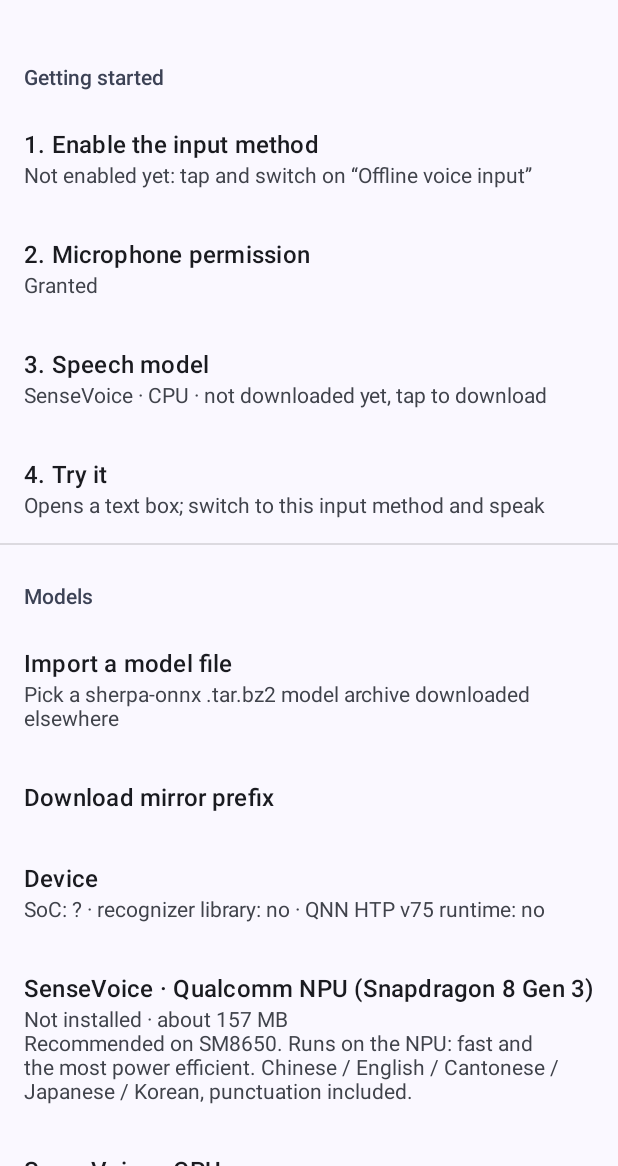
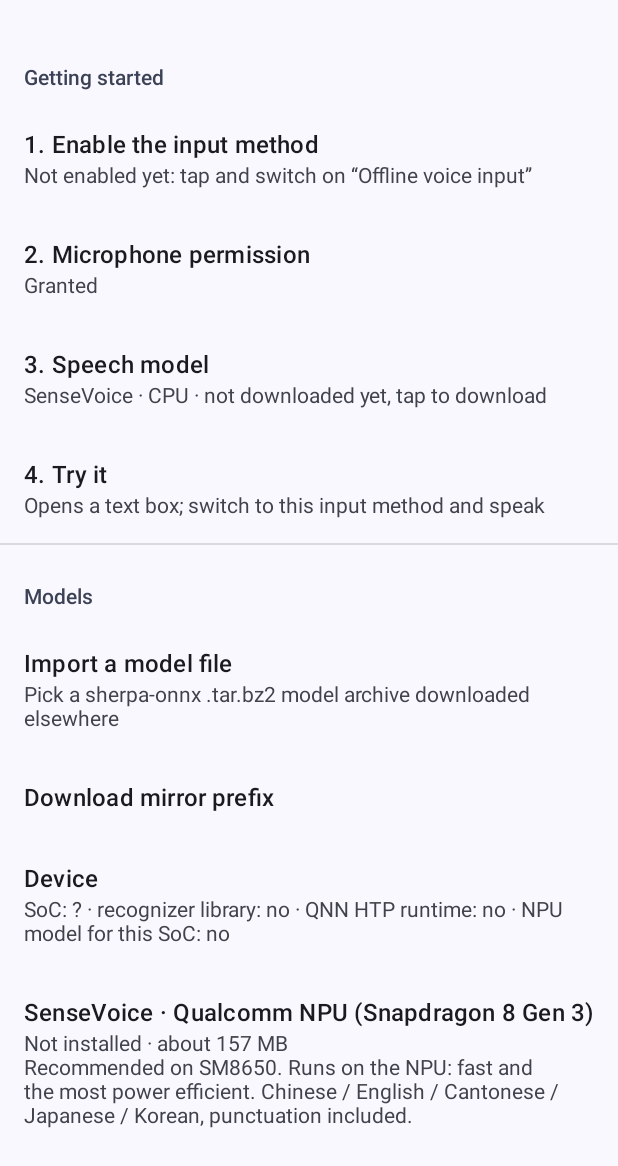
Before and after one commit to capsopasme/audio_input, an Android app: the screen it shows after launch (SettingsActivity), on a phone screen of 412 x 824 dp, the part 70-1236 px from its top. Run offline under Robolectric (Android 15) with nearby library versions, the phone set to English and light mode, and no system bars; our stand-ins replace androidx.preference; 4 statements that could not run were skipped.

Commit message:
Run the NPU model on the Snapdragon 8 Gen 2 (SM8550) as well
The bundled NPU model was compiled for the SM8650 (HTP v75) only; on an SM8550 the
recognizer refused it and fell back to the CPU model. Adds the SM8550 build of the same
SenseVoice context binary (QNN 2.40, soc_type=SM8550) and bundles the HTP v73 runtime
next to v75. Each NPU model now names its SoC and Hexagon version: the settings only list
the one for this phone, the default model follows the SoC, a stored model for another SoC
falls back to the recommended one, and importing another SoC's NPU archive is refused.

Co-Authored-By: Claude Opus 5.5 <noreply@anthropic.com>
Claude-Session: https://claude.ai/code/session_01PeAjFRwMmrwFpdzbTvWfC1

```diff
--- a/app/build.gradle.kts
+++ b/app/build.gradle.kts
@@ -66,7 +66,7 @@ android {
     packaging {
         jniLibs {
             // Extract native libraries to nativeLibraryDir on install. Required for the NPU:
-            // ADSP_LIBRARY_PATH must point at a real directory holding libQnnHtpV75Skel.so,
+            // ADSP_LIBRARY_PATH must point at a real directory holding libQnnHtpV<arch>Skel.so,
             // which the DSP loads by path (error 1008 otherwise).
             useLegacyPackaging = true
             // QNN libraries are shipped as Qualcomm built them; the Skel library is a Hexagon
--- a/app/src/main/java/io/github/capsopasme/audioinput/asr/SpeechModel.kt
+++ b/app/src/main/java/io/github/capsopasme/audioinput/asr/SpeechModel.kt
@@ -21,8 +21,8 @@ enum class SpeechModel(
     val requiredFiles: List<String>,
     /** Rough download size, for the UI and the free space check */
     val downloadSizeMb: Int,
-    /** Runs on the Qualcomm HTP (NPU) through QNN */
-    val isQnn: Boolean,
+    /** Runs on the Qualcomm HTP (NPU) through QNN, compiled for this SoC; null for CPU models */
+    val qnn: QnnTarget?,
     /**
      * The longest audio segment the model takes.
      * QNN models have a fixed input length (anything longer is silently truncated).
@@ -56,7 +56,25 @@ enum class SpeechModel(
         "sherpa-onnx-qnn-SM8650-binary-20-seconds-sense-voice-zh-en-ja-ko-yue-2024-07-17-int8",
         listOf("model.bin", "tokens.txt"),
         downloadSizeMb = 157,
-        isQnn = true,
+        qnn = QnnTarget("SM8650", 75),
+        maxSegmentSeconds = 19f,
+        fastEnoughForPartial = true,
+        testWav = "test_wavs/zh.wav",
+        hasLanguageOptions = true,
+    ),
+
+    /**
+     * The same model on the Snapdragon 8 Gen 2 (SM8550, Hexagon v73) NPU.
+     * Precompiled QNN context binary (QNN SDK 2.40, soc_type=SM8550), fixed 20 s input.
+     */
+    SenseVoiceQnnSM8550(
+        R.string.model_sense_voice_qnn_sm8550,
+        R.string.model_sense_voice_qnn_sm8550_desc,
+        "asr-models-qnn-binary/sherpa-onnx-qnn-SM8550-binary-20-seconds-sense-voice-zh-en-ja-ko-yue-2024-07-17-int8.tar.bz2",
+        "sherpa-onnx-qnn-SM8550-binary-20-seconds-sense-voice-zh-en-ja-ko-yue-2024-07-17-int8",
+        listOf("model.bin", "tokens.txt"),
+        downloadSizeMb = 157,
+        qnn = QnnTarget("SM8550", 73),
         maxSegmentSeconds = 19f,
         fastEnoughForPartial = true,
         testWav = "test_wavs/zh.wav",
@@ -71,7 +89,7 @@ enum class SpeechModel(
         "sherpa-onnx-sense-voice-zh-en-ja-ko-yue-int8-2024-07-17",
         listOf("model.int8.onnx", "tokens.txt"),
         downloadSizeMb = 156,
-        isQnn = false,
+        qnn = null,
         maxSegmentSeconds = 25f,
         fastEnoughForPartial = true,
         testWav = "test_wavs/zh.wav",
@@ -93,7 +111,7 @@ enum class SpeechModel(
             "tokenizer/tokenizer_config.json"
         ),
         downloadSizeMb = 838,
-        isQnn = false,
+        qnn = null,
         maxSegmentSeconds = 25f,
         fastEnoughForPartial = false,
         testWav = "test_wavs/codeswitch.wav",
@@ -102,6 +120,17 @@ enum class SpeechModel(
         loadTimeoutSeconds = 90,
         finishTimeoutSeconds = 90,
     );
+
+    val isQnn: Boolean
+        get() = qnn != null
+
+    /**
+     * Whether this phone can run the model: CPU models run anywhere, an NPU model only on the SoC
+     * it was compiled for (a context binary for another Hexagon version fails to load).
+     * Unknown SoC (Android 11 and older): offered, loading reports the problem.
+     */
+    val runsOnThisDevice: Boolean
+        get() = qnn == null || socModel.isEmpty() || qnn.matches(socModel)
 
     val defaultUrl: String
         get() = "https://github.com/k2-fsa/sherpa-onnx/releases/download/$releasePath"
@@ -126,13 +155,31 @@ enum class SpeechModel(
                 Build.SOC_MODEL.takeUnless { it == Build.UNKNOWN } ?: ""
             } else ""
 
-        /** Snapdragon 8 Gen 3, the only SoC the bundled NPU model was compiled for */
-        val isSm8650: Boolean
-            get() = socModel.uppercase().startsWith("SM8650")
+        /** the NPU model compiled for this phone's SoC, if there is one */
+        val npuForThisDevice: SpeechModel?
+            get() = socModel.takeIf { it.isNotEmpty() }?.let { soc ->
+                entries.firstOrNull { it.qnn?.matches(soc) == true }
+            }
+
+        /** the models offered on this phone, in display order */
+        val forThisDevice: List<SpeechModel>
+            get() = entries.filter { it.runsOnThisDevice }
 
         val recommended: SpeechModel
-            get() = if (isSm8650) SenseVoiceQnnSM8650 else SenseVoiceCpu
+            get() = npuForThisDevice ?: SenseVoiceCpu
     }
+}
+
+/**
+ * The SoC a QNN context binary was compiled for.
+ * @param socPrefix [Build.SOC_MODEL] prefix, e.g. "SM8550" (variants report "SM8550-AB" etc.)
+ * @param htpArch Hexagon version of its NPU: the libQnnHtpV<arch>Stub/Skel libraries it needs
+ */
+data class QnnTarget(val socPrefix: String, val htpArch: Int) {
+    fun matches(soc: String) = soc.uppercase().startsWith(socPrefix)
+
+    val stubLib get() = "libQnnHtpV${htpArch}Stub.so"
+    val skelLib get() = "libQnnHtpV${htpArch}Skel.so"
 }
 
 enum class SpeechLanguage(val titleRes: Int, val senseVoiceCode: String) {
--- a/app/src/main/java/io/github/capsopasme/audioinput/model/ModelManager.kt
+++ b/app/src/main/java/io/github/capsopasme/audioinput/model/ModelManager.kt
@@ -8,6 +8,7 @@ import android.content.Context
 import android.net.Uri
 import android.os.StatFs
 import android.util.Log
+import io.github.capsopasme.audioinput.R
 import io.github.capsopasme.audioinput.asr.ModelPaths
 import io.github.capsopasme.audioinput.asr.SpeechModel
 import io.github.capsopasme.audioinput.model.archive.TarExtractor
@@ -268,6 +269,11 @@ object ModelManager {
                 }
                 val model = tmp.listFiles()?.firstNotNullOfOrNull { SpeechModel.fromDirName(it.name) }
                     ?: throw IOException("Unknown model archive")
+                if (!model.runsOnThisDevice) {
+                    throw IOException(
+                        appCtx.getString(R.string.error_import_wrong_soc, model.qnn?.socPrefix, SpeechModel.socModel)
+                    )
+                }
                 cancel(model)
                 jobs[model]?.join()
                 installFromTmp(appCtx, tmp, model)
--- a/app/src/main/java/io/github/capsopasme/audioinput/settings/Prefs.kt
+++ b/app/src/main/java/io/github/capsopasme/audioinput/settings/Prefs.kt
@@ -20,7 +20,10 @@ import io.github.capsopasme.audioinput.asr.SpeechModel
 class Prefs private constructor(val sp: SharedPreferences) {
 
     var model: SpeechModel
-        get() = SpeechModel.fromName(sp.getString(KEY_MODEL, null)) ?: SpeechModel.recommended
+        // a stored NPU model for another SoC (e.g. settings carried over to a new phone) would
+        // never load here: use what this phone runs best instead
+        get() = SpeechModel.fromName(sp.getString(KEY_MODEL, null))?.takeIf { it.runsOnThisDevice }
+            ?: SpeechModel.recommended
         set(value) = sp.edit().putString(KEY_MODEL, value.name).apply()
 
     val language: SpeechLanguage
--- a/app/src/main/java/io/github/capsopasme/audioinput/settings/SettingsFragment.kt
+++ b/app/src/main/java/io/github/capsopasme/audioinput/settings/SettingsFragment.kt
@@ -100,7 +100,8 @@ class SettingsFragment : PreferenceFragmentCompat() {
         val ctx = requireContext()
 
         val models = findPreference<PreferenceCategory>("cat_models")!!
-        SpeechModel.entries.forEachIndexed { i, model ->
+        // an NPU model compiled for another SoC can't load here: don't offer it
+        SpeechModel.forThisDevice.forEachIndexed { i, model ->
             val p = Preference(ctx).apply {
                 key = "model_entry_${model.name}"
                 title = getString(model.titleRes)
@@ -348,7 +349,7 @@ class SettingsFragment : PreferenceFragmentCompat() {
                 ModelManager.delete(ctx, model)
                 if (prefs.model == model) {
                     // keep the keyboard working with another installed model, if there is one
-                    SpeechModel.entries
+                    SpeechModel.forThisDevice
                         .firstOrNull { it != model && ModelPaths.isInstalled(ctx, it) }
                         ?.let { selectModel(it) }
                 }
@@ -434,12 +435,19 @@ class SettingsFragment : PreferenceFragmentCompat() {
         val ctx = requireContext()
         val libDir = ctx.applicationInfo.nativeLibraryDir
         val sherpa = File(libDir, "libsherpa-onnx-jni.so").exists()
-        val qnn = File(libDir, "libQnnHtpV75Skel.so").exists()
+        // the Hexagon versions this build has the NPU runtime for, e.g. "v73, v75"
+        val htp = SpeechModel.entries.mapNotNull { it.qnn }
+            .filter { File(libDir, it.skelLib).exists() && File(libDir, it.stubLib).exists() }
+            .map { it.htpArch }.distinct().sorted()
+            .joinToString { "v$it" }
+            .ifEmpty { getString(R.string.no) }
+        val npu = SpeechModel.npuForThisDevice?.qnn?.let { "HTP v${it.htpArch}" } ?: getString(R.string.no)
         return getString(
             R.string.device_info_summary,
             SpeechModel.socModel.ifEmpty { "?" },
             getString(if (sherpa) R.string.yes else R.string.no),
-            getString(if (qnn) R.string.yes else R.string.no)
+            htp,
+            npu
         )
     }
 
--- a/app/src/main/res/values/strings.xml
+++ b/app/src/main/res/values/strings.xml
@@ -7,6 +7,8 @@
     <!-- models -->
     <string name="model_sense_voice_qnn">SenseVoice · Qualcomm NPU (Snapdragon 8 Gen 3)</string>
     <string name="model_sense_voice_qnn_desc">Recommended on SM8650. Runs on the NPU: fast and the most power efficient. Chinese / English / Cantonese / Japanese / Korean, punctuation included.</string>
+    <string name="model_sense_voice_qnn_sm8550">SenseVoice · Qualcomm NPU (Snapdragon 8 Gen 2)</string>
+    <string name="model_sense_voice_qnn_sm8550_desc">Recommended on SM8550. Runs on the NPU: fast and the most power efficient. Chinese / English / Cantonese / Japanese / Korean, punctuation included.</string>
     <string name="model_sense_voice_cpu">SenseVoice · CPU</string>
     <string name="model_sense_voice_cpu_desc">Same model on the CPU, works on any phone. Also the automatic fallback when the NPU fails.</string>
     <string name="model_qwen3_asr">Qwen3-ASR 0.6B · CPU</string>
@@ -25,7 +27,7 @@
 
     <string name="error_model_missing">Model files missing: %1$s</string>
     <string name="error_init_failed">Could not load the model. %1$s</string>
-    <string name="error_qnn_soc">The NPU model is built for the Snapdragon 8 Gen 3 (SM8650); this phone has %1$s. Please use a CPU model.</string>
+    <string name="error_qnn_soc">This NPU model is built for %1$s; this phone has %2$s. Please use the NPU model for this phone or a CPU model.</string>
     <string name="error_qnn_libs">This build does not include the QNN runtime: %1$s</string>
     <string name="error_qnn_crashed">Loading the NPU model crashed the recognizer last time, so the NPU is paused. Download “SenseVoice · CPU” as a fallback, or run the self test on the NPU model in settings to retry.</string>
     <string name="error_interrupted">Interrupted by another voice session (e.g. the self test in settings)</string>
@@ -114,11 +116,12 @@
     <string name="import_no_picker">No file picker available</string>
     <string name="import_done">Imported %1$s</string>
     <string name="import_failed">Import failed: %1$s</string>
+    <string name="error_import_wrong_soc">this NPU model is built for %1$s and can\'t run on this phone (%2$s)</string>
     <string name="download_prefix">Download mirror prefix</string>
     <string name="download_prefix_hint">Optional. Put in front of the GitHub download URL, e.g. https://ghfast.top/ . Use {url} where the mirror wants the address in the middle.</string>
     <string name="download_prefix_none">None (download from GitHub directly)</string>
     <string name="device_info">Device</string>
-    <string name="device_info_summary">SoC: %1$s · recognizer library: %2$s · QNN HTP v75 runtime: %3$s</string>
+    <string name="device_info_summary">SoC: %1$s · recognizer library: %2$s · QNN HTP runtime: %3$s · NPU model for this SoC: %4$s</string>
     <string name="yes">yes</string>
     <string name="no">no</string>
 
```
Also changed, not shown: app/src/main/java/io/github/capsopasme/audioinput/asr/VoiceEngine.kt (+8 -8 lines), 4 other files.
